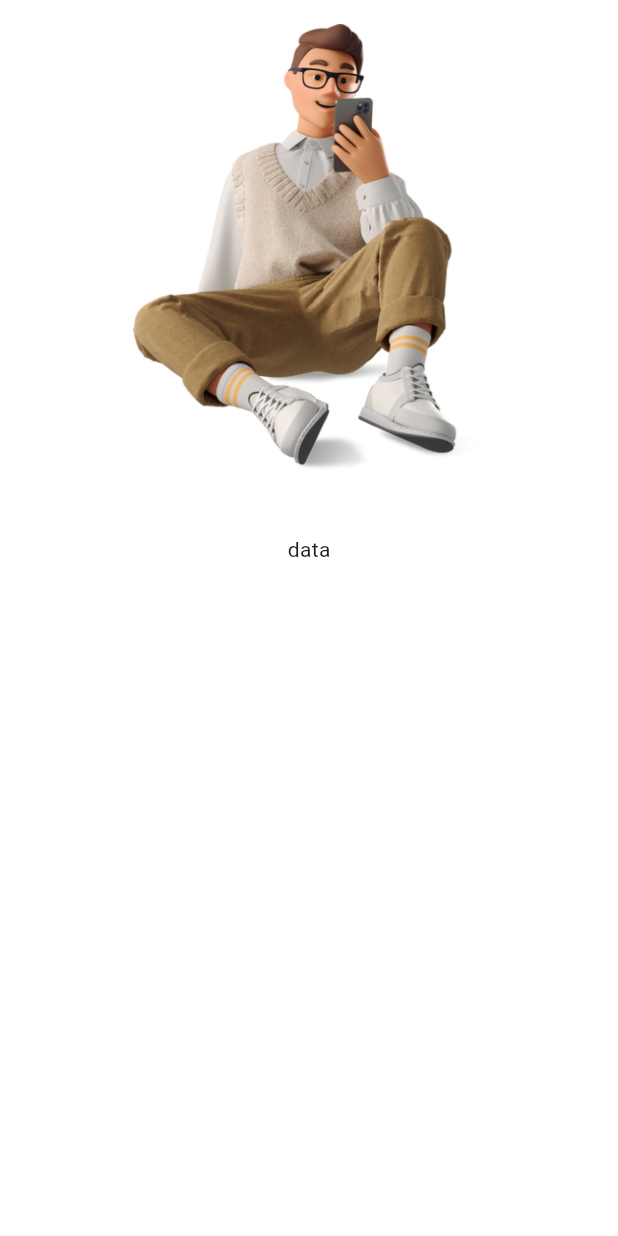
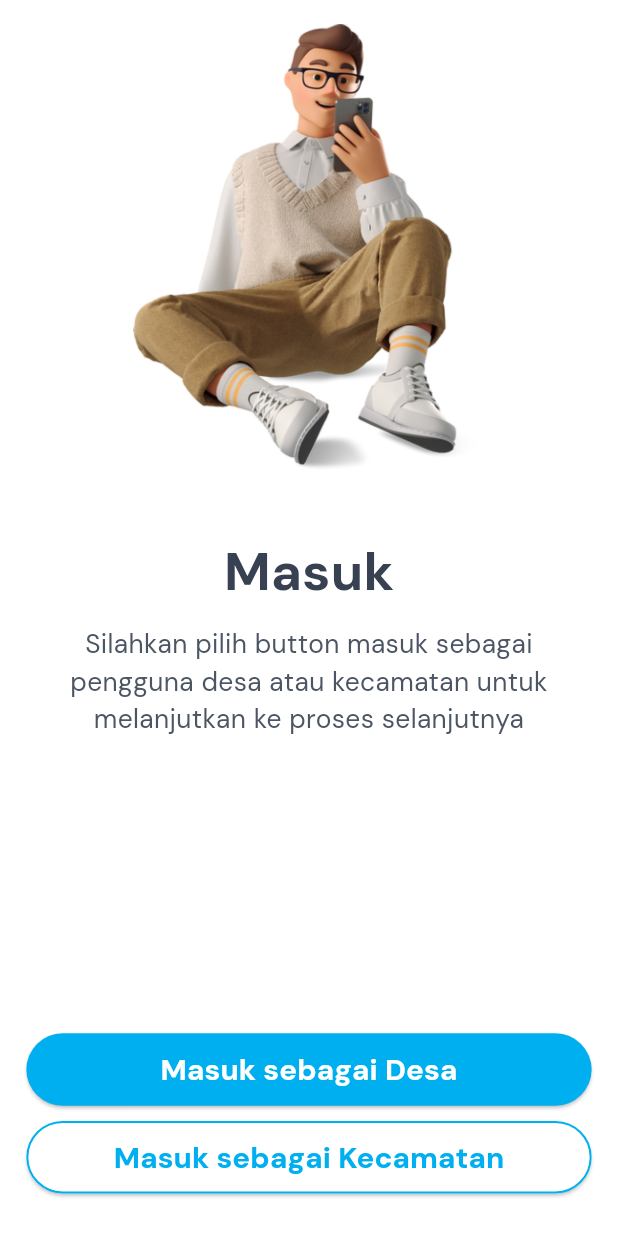
Before and after one commit to orangdeso/epkk-kabupaten-nganjuk, a Flutter app: the screen it shows after launch, on a phone screen of 412 x 824 dp. Run offline on Flutter 3.47's test engine with Material 3 defaults, Android fonts, the phone set to English and light mode, and no system bars; our stand-ins replace flutter_screenutil.

Commit message:
add design system

```diff
--- /dev/null
+++ b/lib/_core/button_fill.dart
@@ -0,0 +1,45 @@
+import 'package:e_pkk_nganjuk/commons/constants/colors.dart';
+import 'package:e_pkk_nganjuk/commons/constants/typography.dart';
+import 'package:flutter/material.dart';
+import 'package:flutter_screenutil/flutter_screenutil.dart';
+
+class ButtonFill extends StatefulWidget {
+  final String text;
+  final Color textColor;
+  final VoidCallback onPressed;
+
+  const ButtonFill({
+    Key? key,
+    required this.text,
+    required this.textColor,
+    required this.onPressed,
+  }) : super(key: key);
+
+  @override
+  State<ButtonFill> createState() => _ButtonFillState();
+}
+
+class _ButtonFillState extends State<ButtonFill> {
+  @override
+  Widget build(BuildContext context) {
+    return SizedBox(
+      width: double.infinity,
+      child: ElevatedButton(
+        onPressed: widget.onPressed,
+        style: ElevatedButton.styleFrom(
+          backgroundColor: BrandColors.brandPrimary,
+          shape: RoundedRectangleBorder(
+            borderRadius: BorderRadius.circular(30.r),
+          ),
+        ),
+        child: Padding(
+          padding: EdgeInsets.symmetric(vertical: 10.h),
+          child: TypographyStyles.button(
+            widget.text,
+            color: widget.textColor,
+          ),
+        ),
+      ),
+    );
+  }
+}
--- /dev/null
+++ b/lib/_core/button_outline.dart
@@ -0,0 +1,49 @@
+import 'package:e_pkk_nganjuk/commons/constants/colors.dart';
+import 'package:e_pkk_nganjuk/commons/constants/typography.dart';
+import 'package:flutter/material.dart';
+import 'package:flutter_screenutil/flutter_screenutil.dart';
+
+class ButtonOutline extends StatefulWidget {
+  final String text;
+  final Color textColor;
+  final VoidCallback onPressed;
+
+  const ButtonOutline({
+    Key? key,
+    required this.text,
+    required this.textColor,
+    required this.onPressed,
+  }) : super(key: key);
+
+  @override
+  State<ButtonOutline> createState() => _ButtonOutlineState();
+}
+
+class _ButtonOutlineState extends State<ButtonOutline> {
+  @override
+  Widget build(BuildContext context) {
+    return SizedBox(
+      width: double.infinity,
+      child: ElevatedButton(
+        onPressed: widget.onPressed,
+        style: ElevatedButton.styleFrom(
+          backgroundColor: Colors.white,
+          side: BorderSide(
+            width: 1.2.w,
+            color: BrandColors.brandPrimary,
+          ),
+          shape: RoundedRectangleBorder(
+            borderRadius: BorderRadius.circular(30.r),
+          ),
+        ),
+        child: Padding(
+          padding: EdgeInsets.symmetric(vertical: 10.h),
+          child: TypographyStyles.button(
+            widget.text,
+            color: widget.textColor,
+          ),
+        ),
+      ),
+    );
+  }
+}
--- a/lib/commons/constants/colors.dart
+++ b/lib/commons/constants/colors.dart
@@ -2,6 +2,9 @@ import 'package:flutter/material.dart';
 
 class BrandColors {
   static const brandPrimary = Color(0xFF00AFEF);
+}
+
+class TextColors {
   static const grey50 = Color(0xFFF9FAFB);
   static const grey100 = Color(0xFFF3F4F6);
   static const grey200 = Color(0xFFE5E7EB);
--- /dev/null
+++ b/lib/commons/constants/typography.dart
@@ -0,0 +1,95 @@
+import 'package:flutter/material.dart';
+import 'package:flutter/widgets.dart';
+import 'package:flutter_screenutil/flutter_screenutil.dart';
+
+class TypographyStyles extends StatelessWidget {
+  static const String fontFamily = 'DMSans';
+
+  final String text;
+  final TextStyle style;
+  final TextAlign textAlign;
+  final TextOverflow overflow;
+  final int? maxlines;
+  final Color? color;
+
+  TypographyStyles.h1(
+    this.text, {
+    super.key,
+    this.textAlign = TextAlign.start,
+    this.overflow = TextOverflow.ellipsis,
+    this.maxlines,
+    this.color,
+  }) : style = TextStyle(
+          fontFamily: fontFamily,
+          fontSize: 32.sp,
+          fontWeight: FontWeight.bold,
+          color: color,
+        );
+
+  TypographyStyles.button(
+    this.text, {
+    super.key,
+    this.textAlign = TextAlign.start,
+    this.overflow = TextOverflow.ellipsis,
+    this.maxlines,
+    this.color,
+  }) : style = TextStyle(
+          fontFamily: fontFamily,
+          fontSize: 18.sp,
+          fontWeight: FontWeight.bold,
+          color: color,
+        );
+
+  TypographyStyles.bodyCaptionReguler(
+    this.text, {
+    super.key,
+    this.textAlign = TextAlign.start,
+    this.overflow = TextOverflow.ellipsis,
+    this.maxlines,
+    this.color,
+  }) : style = TextStyle(
+          fontFamily: fontFamily,
+          fontSize: 16.sp,
+          fontWeight: FontWeight.w400,
+          color: color,
+        );
+
+  TypographyStyles.bodyCaptionMedium(
+    this.text, {
+    super.key,
+    this.textAlign = TextAlign.start,
+    this.overflow = TextOverflow.ellipsis,
+    this.maxlines,
+    this.color,
+  }) : style = TextStyle(
+          fontFamily: fontFamily,
+          fontSize: 16.sp,
+          fontWeight: FontWeight.w500,
+          color: color,
+        );
+
+  TypographyStyles.bodyCaptionSemiBold(
+    this.text, {
+    super.key,
+    this.textAlign = TextAlign.start,
+    this.overflow = TextOverflow.ellipsis,
+    this.maxlines,
+    this.color,
+  }) : style = TextStyle(
+          fontFamily: fontFamily,
+          fontSize: 16.sp,
+          fontWeight: FontWeight.w600,
+          color: color,
+        );
+
+  @override
+  Widget build(BuildContext context) {
+    return Text(
+      text,
+      style: style,
+      textAlign: textAlign,
+      overflow: overflow,
+      maxLines: maxlines,
+    );
+  }
+}
--- a/lib/welcome/presentation/welcome_screen.dart
+++ b/lib/welcome/presentation/welcome_screen.dart
@@ -1,5 +1,8 @@
+import 'package:e_pkk_nganjuk/_core/button_fill.dart';
+import 'package:e_pkk_nganjuk/_core/button_outline.dart';
+import 'package:e_pkk_nganjuk/commons/constants/colors.dart';
+import 'package:e_pkk_nganjuk/commons/constants/typography.dart';
 import 'package:flutter/material.dart';
-import 'package:flutter/widgets.dart';
 import 'package:flutter_screenutil/flutter_screenutil.dart';
 
 class WelcomeScreen extends StatelessWidget {
@@ -24,13 +27,46 @@ class WelcomeScreen extends StatelessWidget {
                   SizedBox(
                     height: 40.h,
                   ),
-                  Text("data")
+                  TypographyStyles.h1(
+                    "Masuk",
+                    color: TextColors.grey700,
+                  ),
+                  SizedBox(
+                    height: 10.h,
+                  ),
+                  TypographyStyles.bodyCaptionReguler(
+                    "Silahkan pilih button masuk sebagai pengguna desa atau kecamatan untuk melanjutkan ke proses selanjutnya",
+                    color: TextColors.grey600,
+                    textAlign: TextAlign.center,
+                    maxlines: 3,
+                  )
                 ],
               ),
             ),
           ),
         ),
       ),
+      bottomNavigationBar: Container(
+        padding: EdgeInsets.symmetric(vertical: 28.h, horizontal: 16.w),
+        child: Column(
+          mainAxisSize: MainAxisSize.min,
+          children: [
+            ButtonFill(
+              text: 'Masuk sebagai Desa',
+              textColor: Colors.white,
+              onPressed: () {},
+            ),
+            SizedBox(
+              height: 10.h,
+            ),
+            ButtonOutline(
+              text: 'Masuk sebagai Kecamatan',
+              textColor: BrandColors.brandPrimary,
+              onPressed: () {},
+            ),
+          ],
+        ),
+      ),
     );
   }
 }
```
Also changed, not shown: lib/_core/test.dart (deleted).
